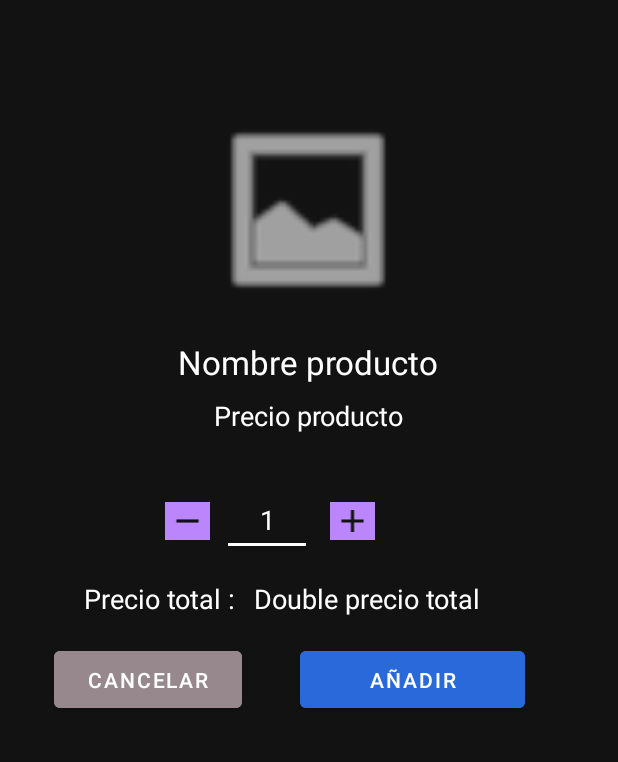
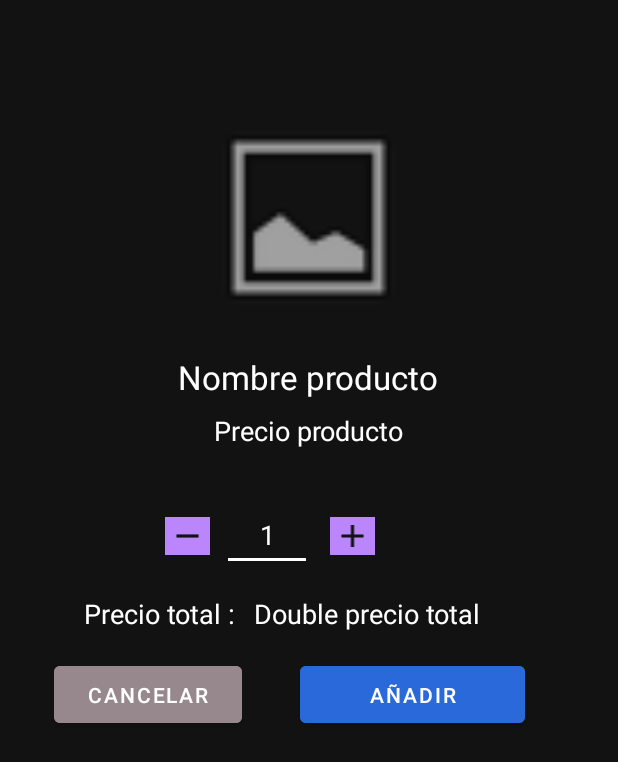
Before and after one commit to cristian-ramirez99/AppMovil, an Android app: the ModalProducto screen opened directly, with no data from a screen before it, on a phone screen of 412 x 824 dp. Shown: the top 762 px of the screen. Run offline under Robolectric (Android 15) with nearby library versions, the phone set to English and light mode, and no system bars.

```diff
--- a/app/build.gradle
+++ b/app/build.gradle
@@ -43,6 +43,10 @@ dependencies {
     //RecyclerView
     implementation 'androidx.cardview:cardview:1.0.0'
 
+    //Img
+    implementation 'com.github.bumptech.glide:glide:4.12.0'
+    annotationProcessor 'com.github.bumptech.glide:compiler:4.12.0'
+
     implementation 'androidx.appcompat:appcompat:1.2.0'
     implementation 'com.google.android.material:material:1.3.0'
     implementation 'androidx.constraintlayout:constraintlayout:2.0.4'
--- a/app/src/main/java/com/example/sintesis/ListaAdapter.java
+++ b/app/src/main/java/com/example/sintesis/ListaAdapter.java
@@ -9,6 +9,7 @@ import android.widget.TextView;
 
 import androidx.recyclerview.widget.RecyclerView;
 
+import com.bumptech.glide.Glide;
 import com.example.sintesis.models.Producto;
 
 import java.text.DecimalFormat;
@@ -16,8 +17,11 @@ import java.util.List;
 
 public class ListaAdapter extends RecyclerView.Adapter<ListaAdapter.ViewHolder> {
     private final String SIMBOLO_EURO = "\u20ac";
+    private final String BASE_URL = "http://10.0.2.2:3000/api/";
+
     private List<Producto> productos;
     private ImageView ivBasura;
+
 
     final ListaAdapter.OnIconBasuraClickListener listener;
 
@@ -64,6 +68,8 @@ public class ListaAdapter extends RecyclerView.Adapter<ListaAdapter.ViewHolder>
         }
 
         void bindData(final Producto item) {
+            String url = BASE_URL + "upload/usuarios/56487648-6690-4a8d-b80e-2665c5539578.png";
+            Glide.with(itemView.getContext()).load(url).into(iconImage);
             nombreYCantidad.setText(item.getNombre() + " (" + item.cantidad + ")");
 
             Double precioTotalProducto = calcularPrecioTotalProducto(item.getPrecio(), item.cantidad);
--- a/app/src/main/java/com/example/sintesis/autenticado/fragments/CarritoFragment.java
+++ b/app/src/main/java/com/example/sintesis/autenticado/fragments/CarritoFragment.java
@@ -48,7 +48,6 @@ public class CarritoFragment extends Fragment {
     private Button btnEliminarProducto;
     private TextView tvMensaje;
 
-
     @Override
     public View onCreateView(LayoutInflater inflater, ViewGroup container,
                              Bundle savedInstanceState) {
@@ -59,7 +58,6 @@ public class CarritoFragment extends Fragment {
         //Si el carrito esta vacio, carga el fragment de carrito_vacio
         if (productos.size() == 0) {
             vista = inflater.inflate(R.layout.fragment_carrito_vacio, container, false);
-
 
             //Si el carrito tiene productos, carga el fragment carrito
         } else {
@@ -86,14 +84,14 @@ public class CarritoFragment extends Fragment {
 
     private void llenarLista() {
         productos = new ArrayList<>();
-       /* productos.add(new Producto("Mouse Gayming", "Muy polivalente", 50.24, "no-image", "1233", 5));
+        productos.add(new Producto("Mouse Gayming", "Muy polivalente", 50.24, "no-image", "1233", 5));
         productos.add(new Producto("Ordenador Gayming", "Muy polivalente", 200, "no-image", "1234", 1));
         productos.add(new Producto("Monitor Gayming", "Muy polivalente", 119.99, "no-image", "1235", 2));
         productos.add(new Producto("Jesus Gayming", "Muy polivalente", 76, "no-image", "1236", 4));
         productos.add(new Producto("Manuel Gayming", "Muy polivalente", 32, "no-image", "1237", 1));
         productos.add(new Producto("Pepe Gayming", "Muy polivalente", 15, "no-image", "1238", 2));
 
-*/
+
     }
 
     private void getProductos() {
--- a/app/src/main/res/layout/activity_main.xml
+++ b/app/src/main/res/layout/activity_main.xml
@@ -16,6 +16,7 @@
         android:layout_marginStart="164dp"
         android:layout_marginTop="472dp"
         android:background="@color/dark_theme"
+        android:indeterminateTint="@color/light_purple"
         android:progressTint="#FFFFFF"
         app:layout_constraintStart_toStartOf="parent"
         app:layout_constraintTop_toTopOf="parent" />
--- a/app/src/main/res/layout/activity_modal_producto.xml
+++ b/app/src/main/res/layout/activity_modal_producto.xml
@@ -11,15 +11,14 @@
 
     <ImageView
         android:id="@+id/ivProductoModaProducto"
-        android:layout_width="136dp"
-        android:layout_height="136dp"
+        android:layout_width="399dp"
+        android:layout_height="146dp"
         android:layout_marginTop="72dp"
         app:layout_constraintEnd_toEndOf="parent"
         app:layout_constraintHorizontal_bias="0.498"
         app:layout_constraintStart_toStartOf="parent"
         app:layout_constraintTop_toTopOf="parent"
-        app:srcCompat="@android:drawable/ic_menu_gallery"
-        app:tint="@color/white" />
+        app:srcCompat="@android:drawable/ic_menu_gallery" />
 
     <Button
         android:id="@+id/btnAceptarModalProducto"
--- a/app/src/main/res/layout/lista_productos.xml
+++ b/app/src/main/res/layout/lista_productos.xml
@@ -32,8 +32,7 @@
                 android:layout_gravity="center"
                 android:paddingLeft="14dp"
                 android:paddingRight="14dp"
-                app:srcCompat="@drawable/ic_signout"
-                app:tint="@color/light_purple" />
+                app:srcCompat="@drawable/ic_signout" />
 
             <LinearLayout
                 android:id="@+id/linearLayout"
@@ -50,8 +49,8 @@
                     android:id="@+id/tvNombreYCantidadListaProductos"
                     android:layout_width="match_parent"
                     android:layout_height="wrap_content"
+                    android:layout_marginBottom="2dp"
                     android:paddingTop="5dp"
-                    android:layout_marginBottom="2dp"
                     android:text="Titulo + Cantidad"
                     android:textColor="@color/white"
                     android:textSize="18sp"
--- a/build.gradle
+++ b/build.gradle
@@ -3,6 +3,9 @@ buildscript {
     repositories {
         google()
         jcenter()
+
+        //Img
+        mavenCentral()
     }
     dependencies {
         classpath "com.android.tools.build:gradle:4.1.2"
```
Also changed, not shown: app/src/main/java/com/example/sintesis/RetrofitInterface.java (+7 -3 lines), app/src/main/java/com/example/sintesis/autenticado/fragments/QRFragment.java (+19 -2 lines), app/src/main/java/com/example/sintesis/models/Producto.java (+7 -1 lines).
